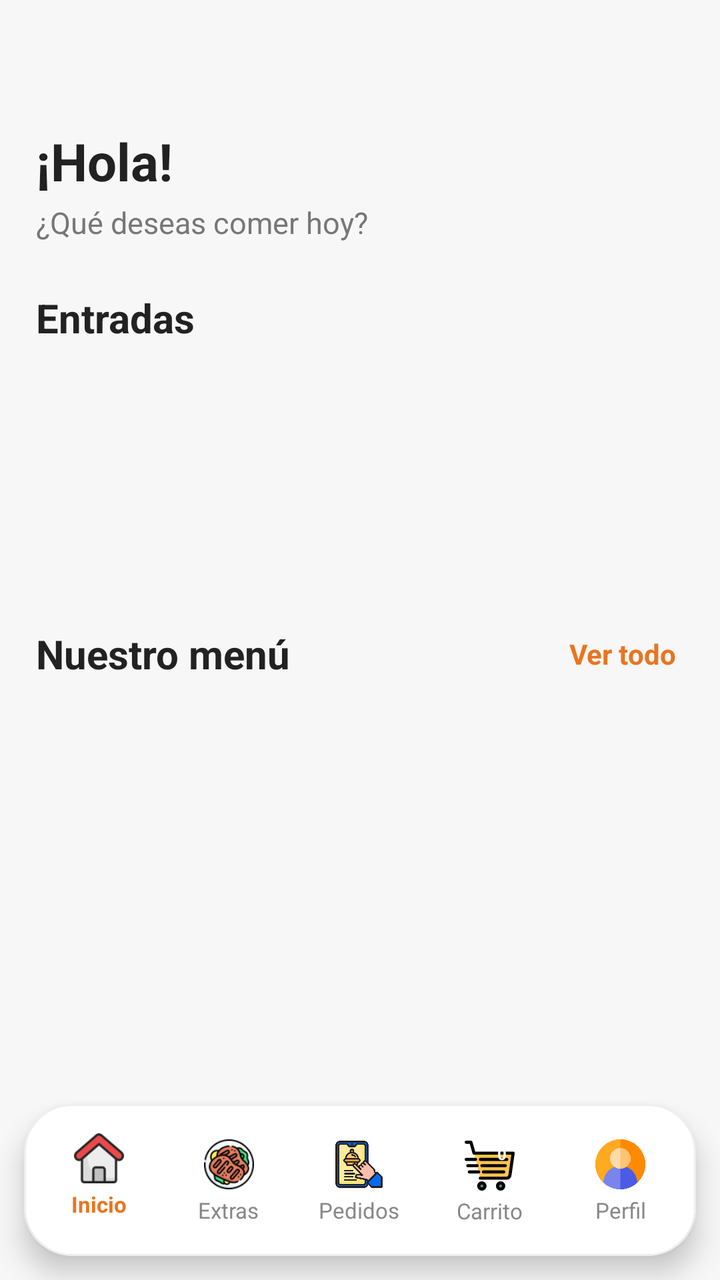
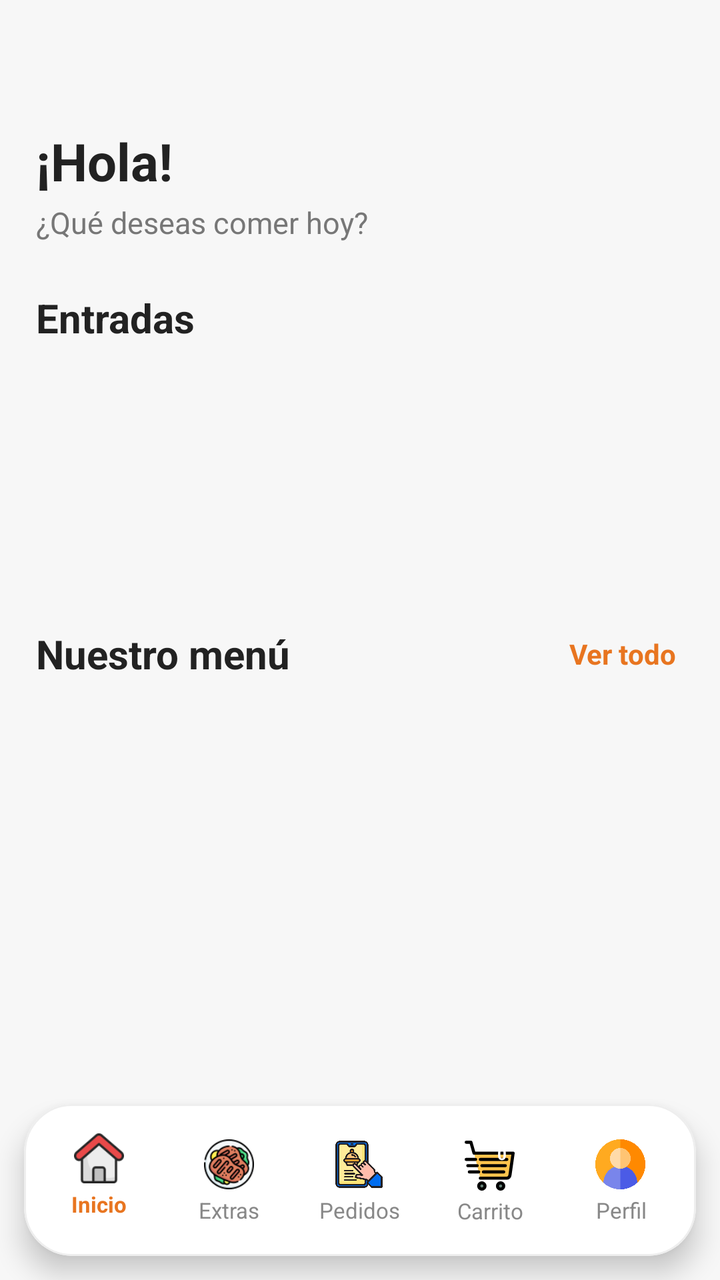

Before-and-after screenshots of an Android layout around one commit, followed by the original layout XML and the change that was made.
<!-- AndroidManifest.xml: application theme Theme.AppZetaR -->
<!-- res/layout/activity_menu_usuario.xml -->
<?xml version="1.0" encoding="utf-8"?>
<FrameLayout
    xmlns:android="http://schemas.android.com/apk/res/android"
    xmlns:app="http://schemas.android.com/apk/res-auto"
    xmlns:tools="http://schemas.android.com/tools"

    android:id="@+id/main"
    android:layout_width="match_parent"
    android:layout_height="match_parent"
    android:background="#F7F7F7"

    tools:context=".Usuario.ActivityMenuUsuario">


    
    
    

    <androidx.core.widget.NestedScrollView
        android:id="@+id/scrollMenuUsuario"
        android:layout_width="match_parent"
        android:layout_height="match_parent"

        android:fillViewport="true"
        android:clipToPadding="false"

        android:paddingTop="55dp"
        android:paddingBottom="105dp">

        <LinearLayout
            android:id="@+id/contenidoMenuUsuario"
            android:layout_width="match_parent"
            android:layout_height="wrap_content"

            android:orientation="vertical"

            android:paddingStart="18dp"
            android:paddingEnd="18dp"
            android:paddingBottom="20dp">


            
            
            

            <TextView
                android:id="@+id/tvSaludo"
                android:layout_width="match_parent"
                android:layout_height="wrap_content"

                android:layout_marginTop="8dp"

                android:text="¡Hola!"
                android:textColor="#222222"
                android:textSize="26sp"
                android:textStyle="bold" />


            <TextView
                android:id="@+id/tvSubtituloMenu"
                android:layout_width="match_parent"
                android:layout_height="wrap_content"

                android:layout_marginTop="3dp"

                android:text="¿Qué deseas comer hoy?"
                android:textColor="#777777"
                android:textSize="15sp" />


            
            
            

            <TextView
                android:id="@+id/tvTituloEntradas"
                android:layout_width="match_parent"
                android:layout_height="wrap_content"

                android:layout_marginTop="24dp"

                android:text="Entradas"
                android:textColor="#222222"
                android:textSize="20sp"
                android:textStyle="bold" />


            <androidx.recyclerview.widget.RecyclerView
                android:id="@+id/rvEntradas"
                android:layout_width="match_parent"
                android:layout_height="105dp"

                android:layout_marginTop="10dp"

                android:clipToPadding="false"

                android:paddingStart="2dp"
                android:paddingEnd="2dp"

                android:overScrollMode="never" />


            
            
            

            <LinearLayout
                android:id="@+id/layoutTituloMenu"
                android:layout_width="match_parent"
                android:layout_height="wrap_content"

                android:layout_marginTop="25dp"

                android:gravity="center_vertical"
                android:orientation="horizontal">


                <TextView
                    android:id="@+id/tvTituloMenu"
                    android:layout_width="0dp"
                    android:layout_height="wrap_content"

                    android:layout_weight="1"

                    android:text="Nuestro menú"
                    android:textColor="#222222"
                    android:textSize="20sp"
                    android:textStyle="bold" />


                <TextView
                    android:id="@+id/tvVerTodo"
                    android:layout_width="wrap_content"
                    android:layout_height="wrap_content"

                    android:clickable="true"
                    android:focusable="true"

                    android:paddingStart="8dp"
                    android:paddingTop="5dp"
                    android:paddingEnd="4dp"
                    android:paddingBottom="5dp"

                    android:text="Ver todo"
                    android:textColor="#E87520"
                    android:textSize="14sp"
                    android:textStyle="bold" />

            </LinearLayout>


            
            
            

            <androidx.recyclerview.widget.RecyclerView
                android:id="@+id/rvMenu"
                android:layout_width="match_parent"
                android:layout_height="285dp"

                android:layout_marginTop="10dp"

                android:clipToPadding="false"

                android:paddingStart="4dp"
                android:paddingEnd="4dp"

                android:overScrollMode="never" />


            
            
            

            <TextView
                android:id="@+id/tvTituloExtras"
                android:layout_width="match_parent"
                android:layout_height="wrap_content"

                android:text="Extras"
                android:visibility="gone" />


            <androidx.recyclerview.widget.RecyclerView
                android:id="@+id/rvCategorias"
                android:layout_width="match_parent"
                android:layout_height="82dp"

                android:visibility="gone"

                android:overScrollMode="never" />


            <androidx.recyclerview.widget.RecyclerView
                android:id="@+id/rvExtras"
                android:layout_width="match_parent"
                android:layout_height="wrap_content"

                android:visibility="gone"

                android:overScrollMode="never" />

        </LinearLayout>

    </androidx.core.widget.NestedScrollView>


    
    
    

    <ProgressBar
        android:id="@+id/progressBarMenu"
        android:layout_width="45dp"
        android:layout_height="45dp"

        android:layout_gravity="center"

        android:visibility="gone" />


    
    
    

    <com.google.android.material.card.MaterialCardView
        android:id="@+id/bottomNavigation"
        android:layout_width="match_parent"
        android:layout_height="76dp"

        android:layout_gravity="bottom"

        android:layout_marginStart="12dp"
        android:layout_marginEnd="12dp"
        android:layout_marginBottom="12dp"

        app:cardBackgroundColor="#FFFFFF"
        app:cardCornerRadius="24dp"
        app:cardElevation="8dp"

        app:strokeColor="#EEEEEE"
        app:strokeWidth="1dp">


        <LinearLayout
            android:id="@+id/layoutBottomNavigation"
            android:layout_width="match_parent"
            android:layout_height="match_parent"

            android:gravity="center"
            android:orientation="horizontal"

            android:paddingStart="5dp"
            android:paddingEnd="5dp">


            
            
            

            <LinearLayout
                android:id="@+id/navInicio"
                android:layout_width="0dp"
                android:layout_height="match_parent"

                android:layout_weight="1"

                android:gravity="center"
                android:orientation="vertical"

                android:paddingTop="9dp"
                android:paddingBottom="7dp">


                <ImageView
                    android:id="@+id/imgNavInicio"
                    android:layout_width="25dp"
                    android:layout_height="25dp"

                    android:src="@drawable/ic_home"

                    android:contentDescription="Inicio" />


                <TextView
                    android:id="@+id/tvNavInicio"
                    android:layout_width="wrap_content"
                    android:layout_height="wrap_content"

                    android:layout_marginTop="3dp"

                    android:text="Inicio"
                    android:textColor="#E87520"
                    android:textSize="11sp"
                    android:textStyle="bold" />


                <View
                    android:id="@+id/navIndicadorInicio"
                    android:layout_width="18dp"
                    android:layout_height="3dp"

                    android:layout_marginTop="3dp"

                    android:background="@drawable/bg_nav_indicator" />

            </LinearLayout>


            
            
            

            <LinearLayout
                android:id="@+id/navExtras"
                android:layout_width="0dp"
                android:layout_height="match_parent"

                android:layout_weight="1"

                android:gravity="center"
                android:orientation="vertical"

                android:paddingTop="9dp"
                android:paddingBottom="7dp">


                <ImageView
                    android:id="@+id/imgNavExtras"
                    android:layout_width="25dp"
                    android:layout_height="25dp"

                    android:src="@drawable/ic_extra"

                    android:contentDescription="Extras" />


                <TextView
                    android:id="@+id/tvNavExtras"
                    android:layout_width="wrap_content"
                    android:layout_height="wrap_content"

                    android:layout_marginTop="3dp"

                    android:text="Extras"
                    android:textColor="#888888"
                    android:textSize="11sp" />

            </LinearLayout>


            
            
            

            <LinearLayout
                android:id="@+id/navPedidos"
                android:layout_width="0dp"
                android:layout_height="match_parent"

                android:layout_weight="1"

                android:gravity="center"
                android:orientation="vertical"

                android:paddingTop="9dp"
                android:paddingBottom="7dp">


                <ImageView
                    android:id="@+id/imgNavPedidos"
                    android:layout_width="25dp"
                    android:layout_height="25dp"

                    android:src="@drawable/ic_pedidos"

                    android:contentDescription="Pedidos" />


                <TextView
                    android:id="@+id/tvNavPedidos"
                    android:layout_width="wrap_content"
                    android:layout_height="wrap_content"

                    android:layout_marginTop="3dp"

                    android:text="Pedidos"
                    android:textColor="#888888"
                    android:textSize="11sp" />

            </LinearLayout>


            
            
            

            <LinearLayout
                android:id="@+id/navCarrito"
                android:layout_width="0dp"
                android:layout_height="match_parent"

                android:layout_weight="1"

                android:gravity="center"
                android:orientation="vertical"

                android:paddingTop="9dp"
                android:paddingBottom="7dp">


                <FrameLayout
                    android:id="@+id/contenedorCarrito"
                    android:layout_width="28dp"
                    android:layout_height="28dp">


                    <ImageView
                        android:id="@+id/imgNavCarrito"
                        android:layout_width="25dp"
                        android:layout_height="25dp"

                        android:layout_gravity="center"

                        android:src="@drawable/ic_carrito"

                        android:contentDescription="Carrito" />


                    <TextView
                        android:id="@+id/tvCantidadCarrito"
                        android:layout_width="16dp"
                        android:layout_height="16dp"

                        android:layout_gravity="top|end"

                        android:background="@drawable/bg_badge_carrito"

                        android:gravity="center"

                        android:text="0"
                        android:textColor="#FFFFFF"
                        android:textSize="8sp"
                        android:textStyle="bold" />

                </FrameLayout>


                <TextView
                    android:id="@+id/tvNavCarrito"
                    android:layout_width="wrap_content"
                    android:layout_height="wrap_content"

                    android:layout_marginTop="1dp"

                    android:text="Carrito"
                    android:textColor="#888888"
                    android:textSize="11sp" />

            </LinearLayout>


            
            
            

            <LinearLayout
                android:id="@+id/navPerfil"
                android:layout_width="0dp"
                android:layout_height="match_parent"

                android:layout_weight="1"

                android:gravity="center"
                android:orientation="vertical"

                android:paddingTop="9dp"
                android:paddingBottom="7dp">


                <ImageView
                    android:id="@+id/imgNavPerfil"
                    android:layout_width="25dp"
                    android:layout_height="25dp"

                    android:src="@drawable/ic_perfil"

                    android:contentDescription="Perfil" />


                <TextView
                    android:id="@+id/tvNavPerfil"
                    android:layout_width="wrap_content"
                    android:layout_height="wrap_content"

                    android:layout_marginTop="3dp"

                    android:text="Perfil"
                    android:textColor="#888888"
                    android:textSize="11sp" />

            </LinearLayout>

        </LinearLayout>

    </com.google.android.material.card.MaterialCardView>


    
    
    

    <com.google.android.material.floatingactionbutton.FloatingActionButton
        android:id="@+id/btnCarrito"
        android:layout_width="1dp"
        android:layout_height="1dp"

        android:visibility="gone" />

</FrameLayout>
<!-- resources referenced by this layout -->
<resources>
  <!-- drawable bg_badge_carrito (drawable) -->
  <?xml version="1.0" encoding="utf-8"?>
  <selector xmlns:android="http://schemas.android.com/apk/res/android">
  
  </selector>
  <!-- drawable bg_nav_indicator (drawable) -->
  <?xml version="1.0" encoding="utf-8"?>
  <selector xmlns:android="http://schemas.android.com/apk/res/android">
  
  </selector>
  <!-- drawable ic_carrito (drawable) -->
  <vector xmlns:android="http://schemas.android.com/apk/res/android"
      android:width="800dp"
      android:height="800dp"
      android:viewportWidth="32"
      android:viewportHeight="32">
    <group>
      <clip-path
          android:pathData="M0,0h32v32h-32z"/>
      <path
          android:pathData="M10,24L9,20L8,16L7,12L6,8H31L29,22C28.86,23.04 28.12,24 27,24H10Z"
          android:fillColor="#FFC44D"/>
      <path
          android:pathData="M23,27C24.1,27 25,27.9 25,29C25,30.1 24.1,31 23,31C21.9,31 21,30.1 21,29C21,27.9 21.9,27 23,27ZM11,27C12.1,27 13,27.9 13,29C13,30.1 12.1,31 11,31C9.9,31 9,30.1 9,29C9,27.9 9.9,27 11,27Z"
          android:fillColor="#668077"/>
      <path
          android:pathData="M8,16H2M9,20H3M7,12H1M26,16H11M25,20H12M27,12H10M10,24H27C28.125,24 28.862,23.038 29,22L31,8H6L4,1H1M13,29C13,27.896 12.104,27 11,27C9.896,27 9,27.896 9,29C9,30.104 9.896,31 11,31C12.104,31 13,30.104 13,29ZM25,29C25,27.896 24.104,27 23,27C21.896,27 21,27.896 21,29C21,30.104 21.896,31 23,31C24.104,31 25,30.104 25,29Z"
          android:strokeLineJoin="round"
          android:strokeWidth="2"
          android:fillColor="#00000000"
          android:strokeColor="#000000"
          android:strokeLineCap="round"/>
    </group>
  </vector>
  <!-- drawable ic_extra: png bitmap (drawable, 8361 bytes) -->
  <!-- drawable ic_home: png bitmap (drawable, 3284 bytes) -->
  <!-- drawable ic_pedidos: png bitmap (drawable, 29016 bytes) -->
  <!-- drawable ic_perfil: png bitmap (drawable, 21518 bytes) -->
  <style name="Theme.AppZetaR" parent="Base.Theme.AppZetaR" />
  <style name="Base.Theme.AppZetaR" parent="Theme.Material3.DayNight.NoActionBar">
          
          
      </style>
</resources>

<!-- the commit's change to res/layout/activity_menu_usuario.xml (unified diff, before → after) -->
@@ -25,7 +25,10 @@
         android:clipToPadding="false"
 
         android:paddingTop="55dp"
-        android:paddingBottom="105dp">
+        android:paddingBottom="108dp"
+
+        android:overScrollMode="never"
+        android:scrollbars="none">
 
         <LinearLayout
             android:id="@+id/contenidoMenuUsuario"
@@ -50,6 +53,9 @@
 
                 android:layout_marginTop="8dp"
 
+                android:ellipsize="end"
+                android:maxLines="2"
+
                 android:text="¡Hola!"
                 android:textColor="#222222"
                 android:textSize="26sp"
@@ -88,11 +94,14 @@
             <androidx.recyclerview.widget.RecyclerView
                 android:id="@+id/rvEntradas"
                 android:layout_width="match_parent"
-                android:layout_height="105dp"
+                android:layout_height="wrap_content"
 
                 android:layout_marginTop="10dp"
 
                 android:clipToPadding="false"
+
+                android:minHeight="105dp"
+                android:nestedScrollingEnabled="false"
 
                 android:paddingStart="2dp"
                 android:paddingEnd="2dp"
@@ -111,6 +120,7 @@
 
                 android:layout_marginTop="25dp"
 
+                android:baselineAligned="false"
                 android:gravity="center_vertical"
                 android:orientation="horizontal">
 
@@ -121,6 +131,9 @@
                     android:layout_height="wrap_content"
 
                     android:layout_weight="1"
+
+                    android:ellipsize="end"
+                    android:maxLines="2"
 
                     android:text="Nuestro menú"
                     android:textColor="#222222"
@@ -156,11 +169,14 @@
             <androidx.recyclerview.widget.RecyclerView
                 android:id="@+id/rvMenu"
                 android:layout_width="match_parent"
-                android:layout_height="285dp"
+                android:layout_height="wrap_content"
 
                 android:layout_marginTop="10dp"
 
                 android:clipToPadding="false"
+
+                android:minHeight="250dp"
+                android:nestedScrollingEnabled="false"
 
                 android:paddingStart="4dp"
                 android:paddingEnd="4dp"
@@ -226,7 +242,9 @@
     <com.google.android.material.card.MaterialCardView
         android:id="@+id/bottomNavigation"
         android:layout_width="match_parent"
-        android:layout_height="76dp"
+        android:layout_height="wrap_content"
+
+        android:minHeight="76dp"
 
         android:layout_gravity="bottom"
 
@@ -251,6 +269,7 @@
             android:orientation="horizontal"
 
             android:paddingStart="5dp"
+            android:paddingTop="2dp"
             android:paddingEnd="5dp">
 
 
@@ -261,7 +280,9 @@
             <LinearLayout
                 android:id="@+id/navInicio"
                 android:layout_width="0dp"
-                android:layout_height="match_parent"
+                android:layout_height="wrap_content"
+
+                android:minHeight="72dp"
 
                 android:layout_weight="1"
 
@@ -284,15 +305,25 @@
 
                 <TextView
                     android:id="@+id/tvNavInicio"
-                    android:layout_width="wrap_content"
+                    android:layout_width="match_parent"
                     android:layout_height="wrap_content"
 
                     android:layout_marginTop="3dp"
+
+                    android:gravity="center"
 
                     android:text="Inicio"
                     android:textColor="#E87520"
                     android:textSize="11sp"
-                    android:textStyle="bold" />
+                    android:textStyle="bold"
+
+                    android:ellipsize="end"
+                    android:maxLines="1"
+
+                    app:autoSizeMaxTextSize="11sp"
+                    app:autoSizeMinTextSize="9sp"
+                    app:autoSizeStepGranularity="1sp"
+                    app:autoSizeTextType="uniform" />
 
 
                 <View
@@ -314,7 +345,9 @@
             <LinearLayout
                 android:id="@+id/navExtras"
                 android:layout_width="0dp"
-                android:layout_height="match_parent"
+                android:layout_height="wrap_content"
+
+                android:minHeight="72dp"
 
                 android:layout_weight="1"
 
@@ -337,14 +370,24 @@
 
                 <TextView
                     android:id="@+id/tvNavExtras"
-                    android:layout_width="wrap_content"
+                    android:layout_width="match_parent"
                     android:layout_height="wrap_content"
 
                     android:layout_marginTop="3dp"
+
+                    android:gravity="center"
 
                     android:text="Extras"
                     android:textColor="#888888"
-                    android:textSize="11sp" />
+                    android:textSize="11sp"
+
+                    android:ellipsize="end"
+                    android:maxLines="1"
+
+                    app:autoSizeMaxTextSize="11sp"
+                    app:autoSizeMinTextSize="9sp"
+                    app:autoSizeStepGranularity="1sp"
+                    app:autoSizeTextType="uniform" />
 
             </LinearLayout>
 
@@ -356,7 +399,9 @@
             <LinearLayout
                 android:id="@+id/navPedidos"
                 android:layout_width="0dp"
-                android:layout_height="match_parent"
+                android:layout_height="wrap_content"
+
+                android:minHeight="72dp"
 
                 android:layout_weight="1"
 
@@ -379,14 +424,24 @@
 
                 <TextView
                     android:id="@+id/tvNavPedidos"
-                    android:layout_width="wrap_content"
+                    android:layout_width="match_parent"
                     android:layout_height="wrap_content"
 
                     android:layout_marginTop="3dp"
+
+                    android:gravity="center"
 
                     android:text="Pedidos"
                     android:textColor="#888888"
-                    android:textSize="11sp" />
+                    android:textSize="11sp"
+
+                    android:ellipsize="end"
+                    android:maxLines="1"
+
+                    app:autoSizeMaxTextSize="11sp"
+                    app:autoSizeMinTextSize="9sp"
+                    app:autoSizeStepGranularity="1sp"
+                    app:autoSizeTextType="uniform" />
 
             </LinearLayout>
 
@@ -398,7 +453,9 @@
             <LinearLayout
                 android:id="@+id/navCarrito"
                 android:layout_width="0dp"
-                android:layout_height="match_parent"
+                android:layout_height="wrap_content"
+
+                android:minHeight="72dp"
 
                 android:layout_weight="1"
 
@@ -448,14 +505,24 @@
 
                 <TextView
                     android:id="@+id/tvNavCarrito"
-                    android:layout_width="wrap_content"
+                    android:layout_width="match_parent"
                     android:layout_height="wrap_content"
 
                     android:layout_marginTop="1dp"
+
+                    android:gravity="center"
 
                     android:text="Carrito"
                     android:textColor="#888888"
-                    android:textSize="11sp" />
+                    android:textSize="11sp"
+
+                    android:ellipsize="end"
+                    android:maxLines="1"
+
+                    app:autoSizeMaxTextSize="11sp"
+                    app:autoSizeMinTextSize="9sp"
+                    app:autoSizeStepGranularity="1sp"
+                    app:autoSizeTextType="uniform" />
 
             </LinearLayout>
 
@@ -467,7 +534,9 @@
             <LinearLayout
                 android:id="@+id/navPerfil"
                 android:layout_width="0dp"
-                android:layout_height="match_parent"
+                android:layout_height="wrap_content"
+
+                android:minHeight="72dp"
 
                 android:layout_weight="1"
 
@@ -490,14 +559,24 @@
 
                 <TextView
                     android:id="@+id/tvNavPerfil"
-                    android:layout_width="wrap_content"
+                    android:layout_width="match_parent"
                     android:layout_height="wrap_content"
 
                     android:layout_marginTop="3dp"
+
+                    android:gravity="center"
 
                     android:text="Perfil"
                     android:textColor="#888888"
-                    android:textSize="11sp" />
+                    android:textSize="11sp"
+
+                    android:ellipsize="end"
+                    android:maxLines="1"
+
+                    app:autoSizeMaxTextSize="11sp"
+                    app:autoSizeMinTextSize="9sp"
+                    app:autoSizeStepGranularity="1sp"
+                    app:autoSizeTextType="uniform" />
 
             </LinearLayout>
 
